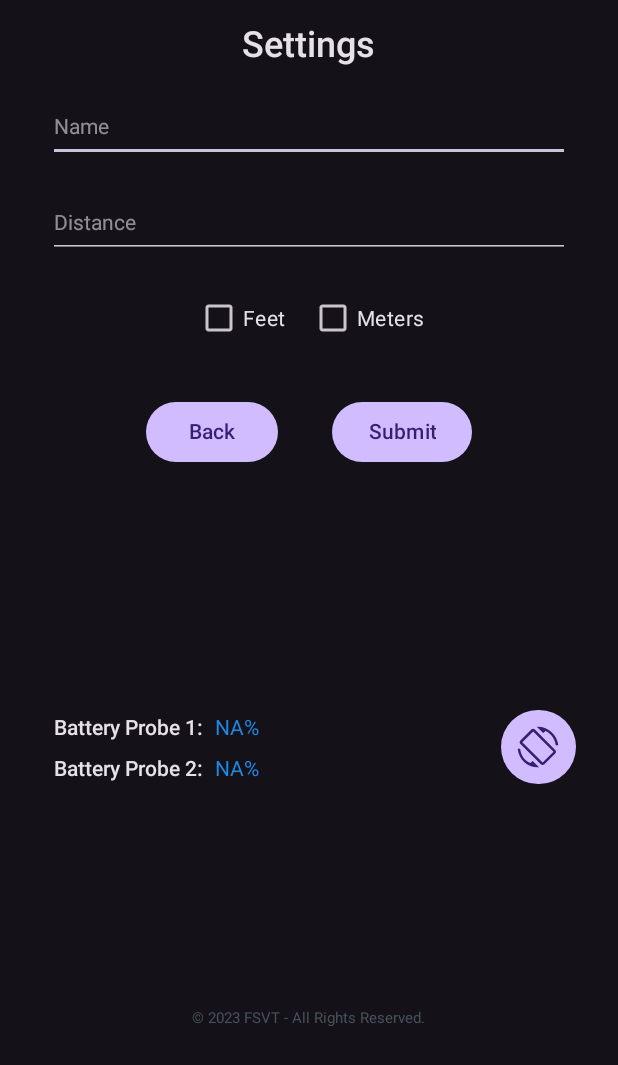
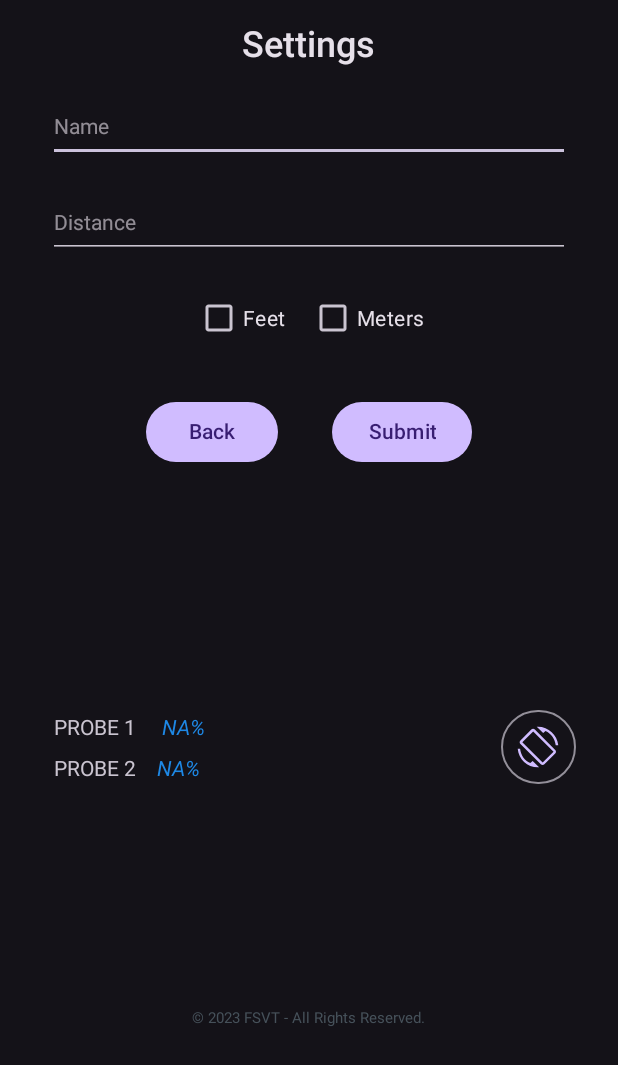
Before and after one commit to ibfleming/FSVT-Android-App, an Android app: the layout layout_input_dialog.xml on its own in the app's theme, with its tools: preview values and no code run, on a phone screen of 412 x 824 dp. Shown: the top 1065 px of the screen. Run offline under Robolectric (Android 15) with nearby library versions, the phone set to English and light mode, and no system bars.

Commit message:
Added Battery Indicator Code -> NEEDS TESTING

```diff
--- a/app/src/main/res/layout/layout_input_dialog.xml
+++ b/app/src/main/res/layout/layout_input_dialog.xml
@@ -155,20 +155,23 @@
                 android:orientation="horizontal">
 
                 <TextView
-                    android:layout_width="wrap_content"
+                    android:layout_width="0dp"
                     android:layout_height="wrap_content"
                     android:layout_weight="1"
                     android:padding="4dp"
                     android:text="@string/Battery_Probe_One"
-                    android:textAppearance="@style/TextAppearance.AppCompat.Body2" />
+                    android:textAllCaps="true"
+                    android:textAppearance="@style/TextAppearance.AppCompat.Small" />
 
                 <TextView
+                    android:id="@+id/Battery_Probe_1"
                     android:layout_width="wrap_content"
                     android:layout_height="wrap_content"
-                    android:layout_weight="1"
-                    android:padding="4dp"
+                    android:layout_marginStart="13dp"
                     android:text="@string/Empty_Placeholder"
-                    android:textColor="@color/scan_color" />
+                    android:textAlignment="textStart"
+                    android:textColor="@color/scan_color"
+                    android:textStyle="italic" />
             </LinearLayout>
 
             <LinearLayout
@@ -177,27 +180,30 @@
                 android:orientation="horizontal">
 
                 <TextView
-                    android:layout_width="wrap_content"
+                    android:layout_width="0dp"
                     android:layout_height="wrap_content"
                     android:layout_weight="1"
                     android:padding="4dp"
                     android:text="@string/Battery_Probe_Two"
-                    android:textAppearance="@style/TextAppearance.AppCompat.Body2" />
+                    android:textAllCaps="true"
+                    android:textAppearance="@style/TextAppearance.AppCompat.Small" />
 
                 <TextView
+                    android:id="@+id/Battery_Probe_2"
                     android:layout_width="wrap_content"
                     android:layout_height="wrap_content"
-                    android:layout_weight="1"
-                    android:padding="4dp"
+                    android:layout_marginStart="10dp"
                     android:text="@string/Empty_Placeholder"
-                    android:textColor="@color/scan_color" />
+                    android:textAlignment="textStart"
+                    android:textColor="@color/scan_color"
+                    android:textStyle="italic" />
             </LinearLayout>
 
         </LinearLayout>
 
         <Button
             android:id="@+id/Rotate_Button"
-            style="@style/Widget.Material3.Button.IconButton.Filled"
+            style="@style/Widget.Material3.Button.IconButton.Outlined"
             android:layout_width="wrap_content"
             android:layout_height="wrap_content"
             android:width="58dp"
--- a/app/src/main/res/values/strings.xml
+++ b/app/src/main/res/values/strings.xml
@@ -12,7 +12,8 @@
     <string name="Velocity_Feet">%s ft/s</string>
     <string name="Velocity_Meters">%s m/s</string>
     <string name="Empty_Placeholder">NA%</string>
-    <string name="Battery_Probe_One">Battery Probe 1:</string>
-    <string name="Battery_Probe_Two">Battery Probe 2:</string>
+    <string name="Battery_Probe_One">Probe 1</string>
+    <string name="Battery_Probe_Two">Probe 2</string>
     <string name="copyright">© 2023 FSVT - All Rights Reserved.</string>
+    <string name="battery_percentage">%d%%</string>
 </resources>
```
Also changed, not shown: app/src/main/java/me/ian/fsvt/AppGlobals.kt (+7 -0 lines), app/src/main/java/me/ian/fsvt/MainActivity.kt (+12 -1 lines), app/src/main/java/me/ian/fsvt/bluetooth/ConnectionManager.kt (+11 -0 lines).
